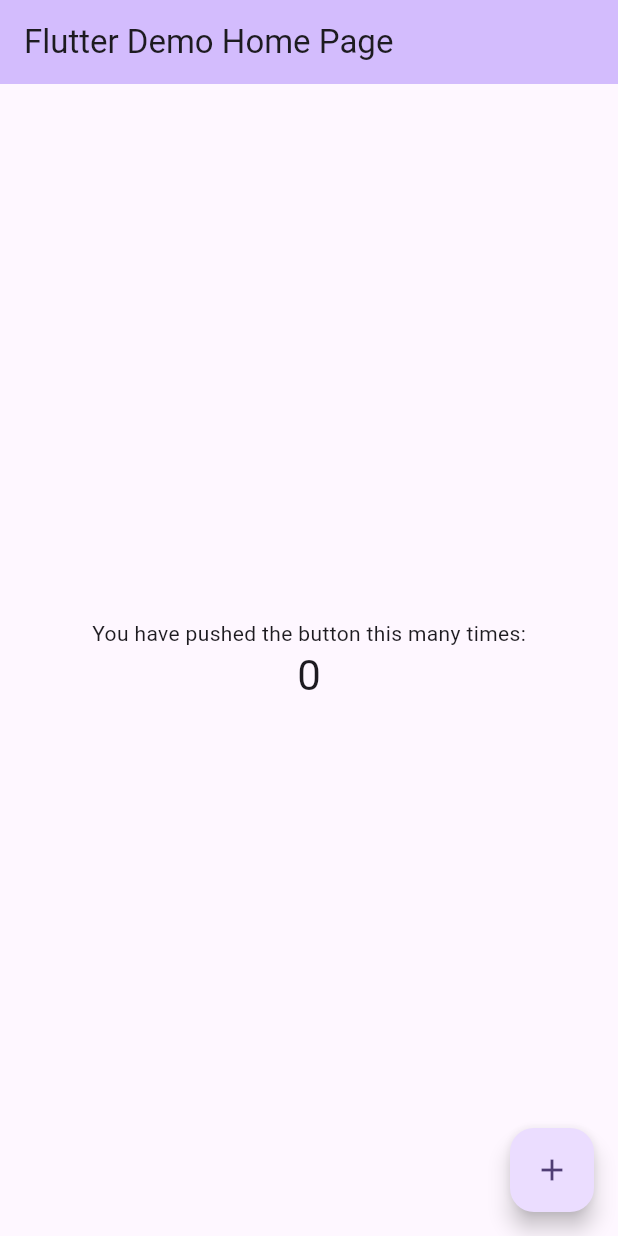
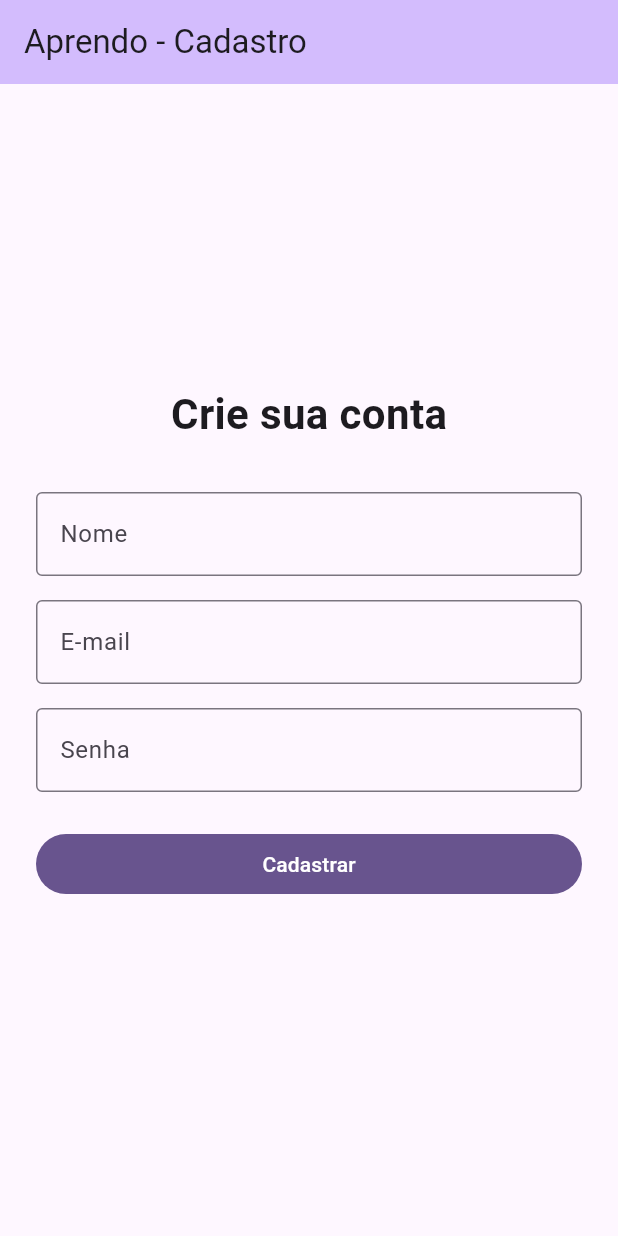
Before and after one commit to chettilog/Aprendo-PFC, a Flutter app: the screen it shows after launch, on a phone screen of 412 x 824 dp. Run offline on Flutter 3.47's test engine with Material 3 defaults, Android fonts, the phone set to English and light mode, and no system bars.

Commit message:
Entrega 14/09: cadastro de usuário funcionando (BE + FE + BD)

```diff
--- a/frontend/lib/main.dart
+++ b/frontend/lib/main.dart
@@ -1,121 +1,151 @@
+import 'dart:convert';
 import 'package:flutter/material.dart';
+import 'package:http/http.dart' as http;
 
 void main() {
-  runApp(const MyApp());
+  runApp(const AprendoApp());
 }
 
-class MyApp extends StatelessWidget {
-  const MyApp({super.key});
+class AprendoApp extends StatelessWidget {
+  const AprendoApp({super.key});
 
-  // This widget is the root of your application.
   @override
   Widget build(BuildContext context) {
     return MaterialApp(
-      title: 'Flutter Demo',
+      title: 'Aprendo',
       theme: ThemeData(
-        // This is the theme of your application.
-        //
-        // TRY THIS: Try running your application with "flutter run". You'll see
-        // the application has a purple toolbar. Then, without quitting the app,
-        // try changing the seedColor in the colorScheme below to Colors.green
-        // and then invoke "hot reload" (save your changes or press the "hot
-        // reload" button in a Flutter-supported IDE, or press "r" if you used
-        // the command line to start the app).
-        //
-        // Notice that the counter didn't reset back to zero; the application
-        // state is not lost during the reload. To reset the state, use hot
-        // restart instead.
-        //
-        // This works for code too, not just values: Most code changes can be
-        // tested with just a hot reload.
-        colorScheme: .fromSeed(seedColor: Colors.deepPurple),
+        colorScheme: ColorScheme.fromSeed(seedColor: Colors.deepPurple),
+        useMaterial3: true,
       ),
-      home: const MyHomePage(title: 'Flutter Demo Home Page'),
+      home: const TelaCadastro(),
     );
   }
 }
 
-class MyHomePage extends StatefulWidget {
-  const MyHomePage({super.key, required this.title});
-
-  // This widget is the home page of your application. It is stateful, meaning
-  // that it has a State object (defined below) that contains fields that affect
-  // how it looks.
-
-  // This class is the configuration for the state. It holds the values (in this
-  // case the title) provided by the parent (in this case the App widget) and
-  // used by the build method of the State. Fields in a Widget subclass are
-  // always marked "final".
-
-  final String title;
+class TelaCadastro extends StatefulWidget {
+  const TelaCadastro({super.key});
 
   @override
-  State<MyHomePage> createState() => _MyHomePageState();
+  State<TelaCadastro> createState() => _TelaCadastroState();
 }
 
-class _MyHomePageState extends State<MyHomePage> {
-  int _counter = 0;
+class _TelaCadastroState extends State<TelaCadastro> {
+  final _nomeController = TextEditingController();
+  final _emailController = TextEditingController();
+  final _senhaController = TextEditingController();
+  bool _carregando = false;
+  String _mensagem = '';
 
-  void _incrementCounter() {
+  Future<void> _cadastrar() async {
     setState(() {
-      // This call to setState tells the Flutter framework that something has
-      // changed in this State, which causes it to rerun the build method below
-      // so that the display can reflect the updated values. If we changed
-      // _counter without calling setState(), then the build method would not be
-      // called again, and so nothing would appear to happen.
-      _counter++;
+      _carregando = true;
+      _mensagem = '';
     });
+
+    try {
+      final response = await http.post(
+        Uri.parse('http://localhost:3000/cadastro'),
+        headers: {'Content-Type': 'application/json'},
+        body: jsonEncode({
+          'nome': _nomeController.text,
+          'email': _emailController.text,
+          'senha': _senhaController.text,
+        }),
+      );
+
+      final data = jsonDecode(response.body);
+
+      if (response.statusCode == 201) {
+        setState(() {
+          _mensagem = 'Cadastro realizado com sucesso! Bem-vindo, ${data['usuario']['nome']}';
+        });
+        _nomeController.clear();
+        _emailController.clear();
+        _senhaController.clear();
+      } else {
+        setState(() {
+          _mensagem = 'Erro: ${data['error'] ?? 'Falha no cadastro'}';
+        });
+      }
+    } catch (e) {
+      setState(() {
+        _mensagem = 'Erro de conexão: $e';
+      });
+    } finally {
+      setState(() {
+        _carregando = false;
+      });
+    }
   }
 
   @override
   Widget build(BuildContext context) {
-    // This method is rerun every time setState is called, for instance as done
-    // by the _incrementCounter method above.
-    //
-    // The Flutter framework has been optimized to make rerunning build methods
-    // fast, so that you can just rebuild anything that needs updating rather
-    // than having to individually change instances of widgets.
     return Scaffold(
       appBar: AppBar(
-        // TRY THIS: Try changing the color here to a specific color (to
-        // Colors.amber, perhaps?) and trigger a hot reload to see the AppBar
-        // change color while the other colors stay the same.
+        title: const Text('Aprendo - Cadastro'),
         backgroundColor: Theme.of(context).colorScheme.inversePrimary,
-        // Here we take the value from the MyHomePage object that was created by
-        // the App.build method, and use it to set our appbar title.
-        title: Text(widget.title),
       ),
       body: Center(
-        // Center is a layout widget. It takes a single child and positions it
-        // in the middle of the parent.
-        child: Column(
-          // Column is also a layout widget. It takes a list of children and
-          // arranges them vertically. By default, it sizes itself to fit its
-          // children horizontally, and tries to be as tall as its parent.
-          //
-          // Column has various properties to control how it sizes itself and
-          // how it positions its children. Here we use mainAxisAlignment to
-          // center the children vertically; the main axis here is the vertical
-          // axis because Columns are vertical (the cross axis would be
-          // horizontal).
-          //
-          // TRY THIS: Invoke "debug painting" (choose the "Toggle Debug Paint"
-          // action in the IDE, or press "p" in the console), to see the
-          // wireframe for each widget.
-          mainAxisAlignment: .center,
-          children: [
-            const Text('You have pushed the button this many times:'),
-            Text(
-              '$_counter',
-              style: Theme.of(context).textTheme.headlineMedium,
+        child: SingleChildScrollView(
+          padding: const EdgeInsets.all(24),
+          child: ConstrainedBox(
+            constraints: const BoxConstraints(maxWidth: 400),
+            child: Column(
+              mainAxisAlignment: MainAxisAlignment.center,
+              children: [
+                const Text(
+                  'Crie sua conta',
+                  style: TextStyle(fontSize: 28, fontWeight: FontWeight.bold),
+                ),
+                const SizedBox(height: 32),
+                TextField(
+                  controller: _nomeController,
+                  decoration: const InputDecoration(
+                    labelText: 'Nome',
+                    border: OutlineInputBorder(),
+                  ),
+                ),
+                const SizedBox(height: 16),
+                TextField(
+                  controller: _emailController,
+                  decoration: const InputDecoration(
+                    labelText: 'E-mail',
+                    border: OutlineInputBorder(),
+                  ),
+                ),
+                const SizedBox(height: 16),
+                TextField(
+                  controller: _senhaController,
+                  obscureText: true,
+                  decoration: const InputDecoration(
+                    labelText: 'Senha',
+                    border: OutlineInputBorder(),
+                  ),
+                ),
+                const SizedBox(height: 24),
+                SizedBox(
+                  width: double.infinity,
+                  child: FilledButton(
+                    onPressed: _carregando ? null : _cadastrar,
+                    child: _carregando
+                        ? const CircularProgressIndicator()
+                        : const Text('Cadastrar'),
+                  ),
+                ),
+                const SizedBox(height: 24),
+                if (_mensagem.isNotEmpty)
+                  Text(
+                    _mensagem,
+                    style: TextStyle(
+                      color: _mensagem.startsWith('Erro') ? Colors.red : Colors.green,
+                      fontWeight: FontWeight.w500,
+                    ),
+                    textAlign: TextAlign.center,
+                  ),
+              ],
             ),
-          ],
+          ),
         ),
-      ),
-      floatingActionButton: FloatingActionButton(
-        onPressed: _incrementCounter,
-        tooltip: 'Increment',
-        child: const Icon(Icons.add),
       ),
     );
   }
--- a/frontend/pubspec.yaml
+++ b/frontend/pubspec.yaml
@@ -34,6 +34,7 @@ dependencies:
   # The following adds the Cupertino Icons font to your application.
   # Use with the CupertinoIcons class for iOS style icons.
   cupertino_icons: ^1.0.8
+  http: ^1.6.0
 
 dev_dependencies:
   flutter_test:
```
Also changed, not shown: frontend/pubspec.lock, 3 other files.
